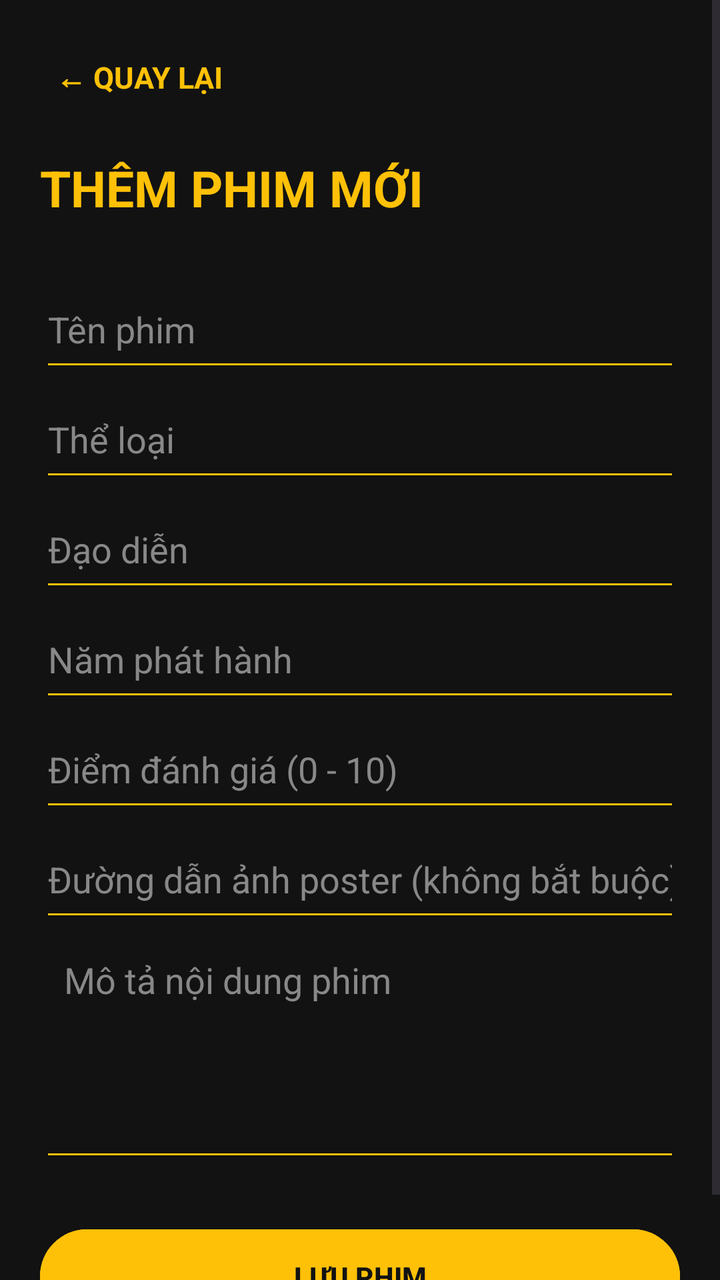
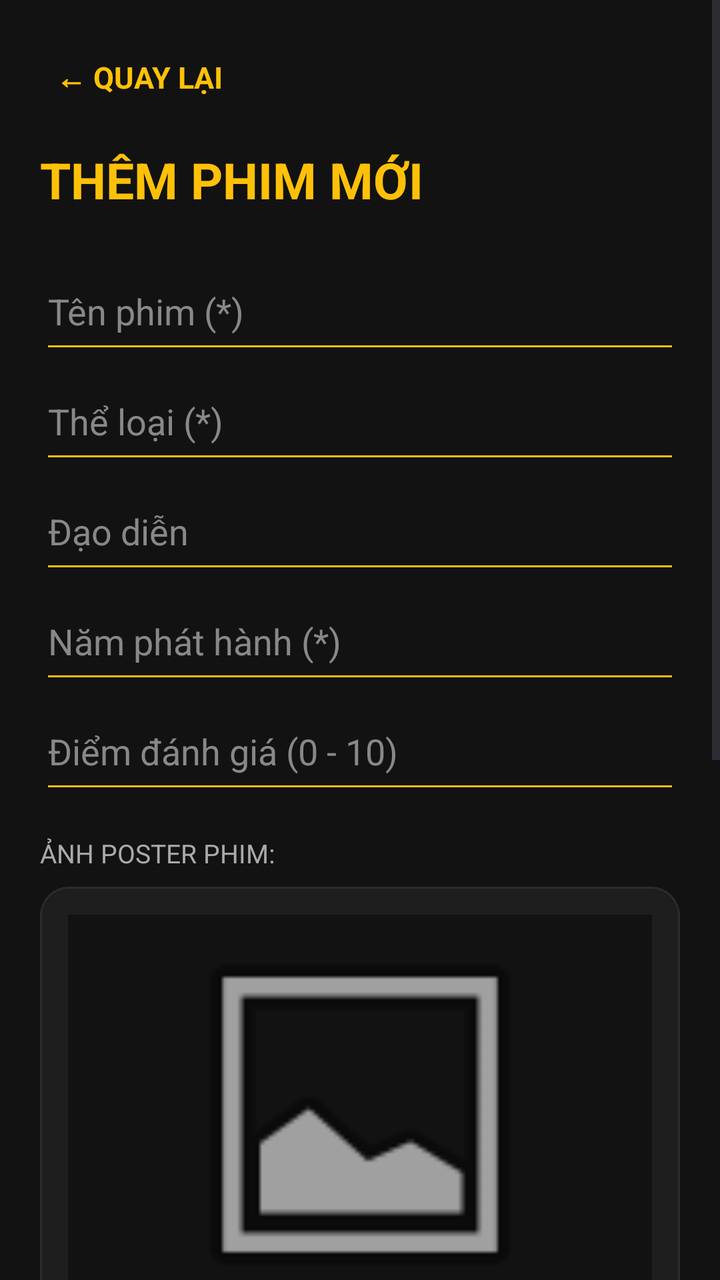

Before-and-after screenshots of an Android layout around one commit, followed by the original layout XML and the change that was made.
<!-- AndroidManifest.xml: application theme Theme.QuanliPhim -->
<!-- res/layout/activity_add_movie.xml -->
<?xml version="1.0" encoding="utf-8"?>
<ScrollView xmlns:android="http://schemas.android.com/apk/res/android"
    android:layout_width="match_parent"
    android:layout_height="match_parent"
    android:background="#121212"
    android:fillViewport="true">

    <LinearLayout
        android:layout_width="match_parent"
        android:layout_height="wrap_content"
        android:orientation="vertical"
        android:padding="20dp">

        <TextView
            android:id="@+id/btnBack"
            android:layout_width="wrap_content"
            android:layout_height="wrap_content"
            android:text="← QUAY LẠI"
            android:textColor="#FFC107"
            android:textSize="15sp"
            android:textStyle="bold"
            android:padding="8dp"/>

        <TextView
            android:layout_width="match_parent"
            android:layout_height="wrap_content"
            android:text="THÊM PHIM MỚI"
            android:textColor="#FFC107"
            android:textSize="25sp"
            android:textStyle="bold"
            android:layout_marginTop="20dp"
            android:layout_marginBottom="25dp"/>

        <EditText
            android:id="@+id/edtTitle"
            android:layout_width="match_parent"
            android:layout_height="55dp"
            android:hint="Tên phim"
            android:textColor="#FFFFFF"
            android:textColorHint="#888888"
            android:backgroundTint="#FFC107"
            android:inputType="text|textAutoCorrect"
            android:maxLines="1"/>

        <EditText
            android:id="@+id/edtGenre"
            android:layout_width="match_parent"
            android:layout_height="55dp"
            android:hint="Thể loại"
            android:textColor="#FFFFFF"
            android:textColorHint="#888888"
            android:backgroundTint="#FFC107"
            android:inputType="text|textAutoCorrect"
            android:maxLines="1"/>

        <EditText
            android:id="@+id/edtDirector"
            android:layout_width="match_parent"
            android:layout_height="55dp"
            android:hint="Đạo diễn"
            android:textColor="#FFFFFF"
            android:textColorHint="#888888"
            android:backgroundTint="#FFC107"
            android:inputType="text|textAutoCorrect"
            android:maxLines="1"/>

        <EditText
            android:id="@+id/edtYear"
            android:layout_width="match_parent"
            android:layout_height="55dp"
            android:hint="Năm phát hành"
            android:textColor="#FFFFFF"
            android:textColorHint="#888888"
            android:backgroundTint="#FFC107"
            android:inputType="number"
            android:maxLines="1"/>

        <EditText
            android:id="@+id/edtRating"
            android:layout_width="match_parent"
            android:layout_height="55dp"
            android:hint="Điểm đánh giá (0 - 10)"
            android:textColor="#FFFFFF"
            android:textColorHint="#888888"
            android:backgroundTint="#FFC107"
            android:inputType="numberDecimal"
            android:maxLines="1"/>

        <EditText
            android:id="@+id/edtPoster"
            android:layout_width="match_parent"
            android:layout_height="55dp"
            android:hint="Đường dẫn ảnh poster (không bắt buộc)"
            android:textColor="#FFFFFF"
            android:textColorHint="#888888"
            android:backgroundTint="#FFC107"
            android:inputType="textUri"
            android:maxLines="1"/>

        <EditText
            android:id="@+id/edtDescription"
            android:layout_width="match_parent"
            android:layout_height="120dp"
            android:hint="Mô tả nội dung phim"
            android:textColor="#FFFFFF"
            android:textColorHint="#888888"
            android:backgroundTint="#FFC107"
            android:gravity="top"
            android:padding="12dp"
            android:inputType="textMultiLine|textAutoCorrect"/>

        <Button
            android:id="@+id/btnSaveMovie"
            android:layout_width="match_parent"
            android:layout_height="55dp"
            android:text="LƯU PHIM"
            android:textColor="#121212"
            android:textStyle="bold"
            android:backgroundTint="#FFC107"
            android:layout_marginTop="25dp"/>

    </LinearLayout>
</ScrollView>
<!-- resources referenced by this layout -->
<resources>
  <style name="Theme.QuanliPhim" parent="Base.Theme.QuanliPhim" />
  <style name="Base.Theme.QuanliPhim" parent="Theme.Material3.DayNight.NoActionBar">
          
          
      </style>
</resources>

<!-- the commit's change to res/layout/activity_add_movie.xml (unified diff, before → after) -->
@@ -1,5 +1,6 @@
 <?xml version="1.0" encoding="utf-8"?>
 <ScrollView xmlns:android="http://schemas.android.com/apk/res/android"
+    xmlns:app="http://schemas.android.com/apk/res-auto"
     android:layout_width="match_parent"
     android:layout_height="match_parent"
     android:background="#121212"
@@ -22,20 +23,21 @@
             android:padding="8dp"/>
 
         <TextView
+            android:id="@+id/tvAddMovieHeader"
             android:layout_width="match_parent"
             android:layout_height="wrap_content"
             android:text="THÊM PHIM MỚI"
             android:textColor="#FFC107"
             android:textSize="25sp"
             android:textStyle="bold"
-            android:layout_marginTop="20dp"
-            android:layout_marginBottom="25dp"/>
+            android:layout_marginTop="16dp"
+            android:layout_marginBottom="20dp"/>
 
         <EditText
             android:id="@+id/edtTitle"
             android:layout_width="match_parent"
             android:layout_height="55dp"
-            android:hint="Tên phim"
+            android:hint="Tên phim (*)"
             android:textColor="#FFFFFF"
             android:textColorHint="#888888"
             android:backgroundTint="#FFC107"
@@ -46,7 +48,7 @@
             android:id="@+id/edtGenre"
             android:layout_width="match_parent"
             android:layout_height="55dp"
-            android:hint="Thể loại"
+            android:hint="Thể loại (*)"
             android:textColor="#FFFFFF"
             android:textColorHint="#888888"
             android:backgroundTint="#FFC107"
@@ -68,7 +70,7 @@
             android:id="@+id/edtYear"
             android:layout_width="match_parent"
             android:layout_height="55dp"
-            android:hint="Năm phát hành"
+            android:hint="Năm phát hành (*)"
             android:textColor="#FFFFFF"
             android:textColorHint="#888888"
             android:backgroundTint="#FFC107"
@@ -86,21 +88,75 @@
             android:inputType="numberDecimal"
             android:maxLines="1"/>
 
-        <EditText
-            android:id="@+id/edtPoster"
+        
+        <TextView
+            android:layout_width="wrap_content"
+            android:layout_height="wrap_content"
+            android:text="ẢNH POSTER PHIM:"
+            android:textColor="#AAAAAA"
+            android:textSize="13sp"
+            android:layout_marginTop="16dp"/>
+
+        <LinearLayout
             android:layout_width="match_parent"
-            android:layout_height="55dp"
-            android:hint="Đường dẫn ảnh poster (không bắt buộc)"
-            android:textColor="#FFFFFF"
-            android:textColorHint="#888888"
-            android:backgroundTint="#FFC107"
-            android:inputType="textUri"
-            android:maxLines="1"/>
+            android:layout_height="wrap_content"
+            android:background="@drawable/bg_card"
+            android:orientation="vertical"
+            android:padding="14dp"
+            android:gravity="center"
+            android:layout_marginTop="8dp"
+            android:layout_marginBottom="12dp">
+
+            <ImageView
+                android:id="@+id/imgPosterPreview"
+                android:layout_width="match_parent"
+                android:layout_height="200dp"
+                android:scaleType="fitCenter"
+                android:src="@android:drawable/ic_menu_gallery"
+                android:background="#121212"
+                android:contentDescription="Poster xem trước"/>
+
+            <TextView
+                android:id="@+id/tvPosterStatus"
+                android:layout_width="wrap_content"
+                android:layout_height="wrap_content"
+                android:text="Chưa chọn ảnh từ thiết bị"
+                android:textColor="#888888"
+                android:textSize="12sp"
+                android:layout_marginTop="8dp"/>
+
+            <LinearLayout
+                android:layout_width="match_parent"
+                android:layout_height="wrap_content"
+                android:orientation="horizontal"
+                android:layout_marginTop="12dp">
+
+                <Button
+                    android:id="@+id/btnSelectPoster"
+                    android:layout_width="0dp"
+                    android:layout_height="48dp"
+                    android:layout_weight="1"
+                    android:text="🖼 CHỌN ẢNH TỪ THIẾT BỊ"
+                    android:textColor="#121212"
+                    android:textStyle="bold"
+                    android:backgroundTint="#FFC107"/>
+
+                <Button
+                    android:id="@+id/btnRemovePoster"
+                    android:layout_width="wrap_content"
+                    android:layout_height="48dp"
+                    android:text="XÓA ẢNH"
+                    android:textColor="#FFFFFF"
+                    android:backgroundTint="#E53935"
+                    android:layout_marginStart="8dp"
+                    android:visibility="gone"/>
+            </LinearLayout>
+        </LinearLayout>
 
         <EditText
             android:id="@+id/edtDescription"
             android:layout_width="match_parent"
-            android:layout_height="120dp"
+            android:layout_height="100dp"
             android:hint="Mô tả nội dung phim"
             android:textColor="#FFFFFF"
             android:textColorHint="#888888"
@@ -108,6 +164,19 @@
             android:gravity="top"
             android:padding="12dp"
             android:inputType="textMultiLine|textAutoCorrect"/>
+
+        <EditText
+            android:id="@+id/edtReview"
+            android:layout_width="match_parent"
+            android:layout_height="100dp"
+            android:hint="Nhận xét cá nhân về bộ phim"
+            android:textColor="#FFFFFF"
+            android:textColorHint="#888888"
+            android:backgroundTint="#FFC107"
+            android:gravity="top"
+            android:padding="12dp"
+            android:inputType="textMultiLine|textAutoCorrect"
+            android:layout_marginTop="10dp"/>
 
         <Button
             android:id="@+id/btnSaveMovie"
<!-- resource entries referenced after the edit -->
@@ -1,5 +1,14 @@
 <!-- resources referenced by this layout -->
 <resources>
+  <!-- drawable bg_card (drawable) -->
+  <?xml version="1.0" encoding="utf-8"?>
+  <shape xmlns:android="http://schemas.android.com/apk/res/android">
+      <solid android:color="#1E1E1E"/>
+      <corners android:radius="14dp"/>
+      <stroke
+          android:width="1dp"
+          android:color="#2C2C2C"/>
+  </shape>
   <style name="Theme.QuanliPhim" parent="Base.Theme.QuanliPhim" />
   <style name="Base.Theme.QuanliPhim" parent="Theme.Material3.DayNight.NoActionBar">
           
